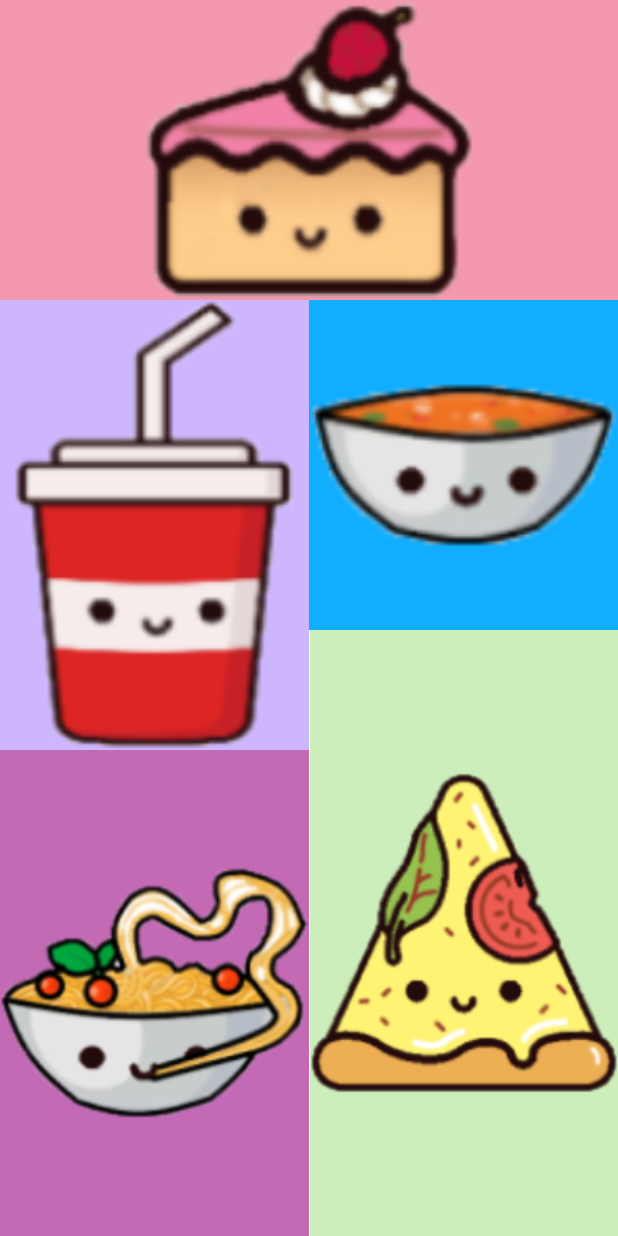
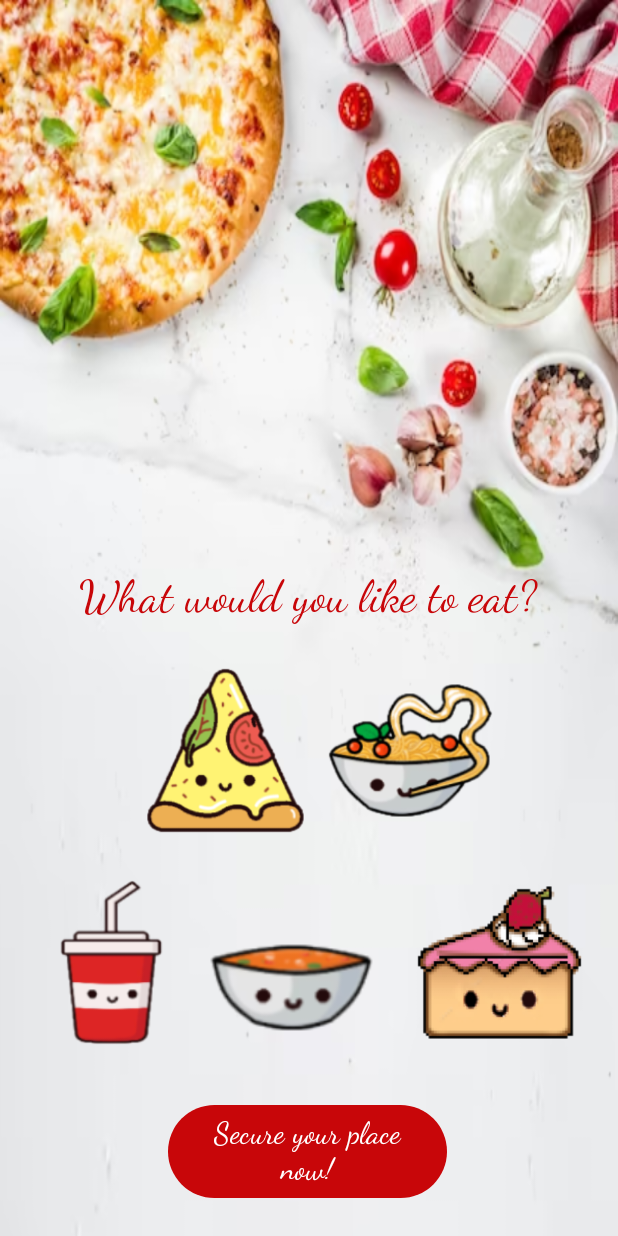
Before and after one commit to neta-r/PickMySeat, an Android app: the layout fragment_main_menu.xml on its own in the app's theme, with its tools: preview values and no code run, on a phone screen of 412 x 824 dp. Run offline under Robolectric (Android 15) with nearby library versions, the phone set to English and light mode, and no system bars.

Commit message:
change main page to menu

```diff
--- a/PizzaApp/app/src/main/AndroidManifest.xml
+++ b/PizzaApp/app/src/main/AndroidManifest.xml
@@ -13,7 +13,7 @@
         android:theme="@style/Theme.GambelingApp"
         tools:targetApi="31">
         <activity
-            android:name=".Reservation.MainActivity"
+            android:name=".menu.MenuActivity"
             android:exported="true">
             <intent-filter>
                 <action android:name="android.intent.action.MAIN" />
@@ -21,7 +21,7 @@
                 <category android:name="android.intent.category.LAUNCHER" />
             </intent-filter>
         </activity>
-        <activity android:name=".menu.MenuActivity" />
+        <activity android:name=".Reservation.MainActivity" />
     </application>
 
 </manifest>
--- a/PizzaApp/app/src/main/java/com/gambelingapp/Reservation/MainFragment.java
+++ /dev/null
@@ -1,47 +0,0 @@
-package com.gambelingapp.Reservation;
-
-import android.annotation.SuppressLint;
-import android.content.Intent;
-import android.os.Bundle;
-import android.view.View;
-import android.widget.Button;
-
-import androidx.annotation.NonNull;
-import androidx.annotation.Nullable;
-import androidx.fragment.app.Fragment;
-import androidx.navigation.Navigation;
-
-import com.gambelingapp.R;
-import com.gambelingapp.menu.MenuActivity;
-import com.gambelingapp.menu.pizza.pizzaMenuFragment;
-
-public class MainFragment extends Fragment{
-
-    Button PickSeats, Menu;
-    public MainFragment() {
-        super(R.layout.fragment_main);
-    }
-
-    @SuppressLint("MissingInflatedId")
-    @Override
-    public void onViewCreated(@NonNull View view, @Nullable Bundle savedInstanceState) {
-        super.onViewCreated(view, savedInstanceState);
-        PickSeats= (Button)view.findViewById(R.id.PickSeats);
-        Menu= view.findViewById(R.id.Menu);
-        PickSeats.setOnClickListener(new View.OnClickListener(){
-
-            @Override
-            public void onClick(View v) {
-                Navigation.findNavController(view).navigate(R.id.action_mainFragment_to_bookReservationFragment);
-            }
-        });
-        Menu.setOnClickListener(new View.OnClickListener() {
-            @Override
-            public void onClick(View v) {
-                Intent menuActivity = new Intent(requireContext(), MenuActivity.class);
-                startActivity(menuActivity);
-            }
-        });
-    }
-
-}
--- a/PizzaApp/app/src/main/java/com/gambelingapp/menu/MenuActivity.java
+++ b/PizzaApp/app/src/main/java/com/gambelingapp/menu/MenuActivity.java
@@ -1,6 +1,7 @@
 package com.gambelingapp.menu;
 
 import android.os.Bundle;
+import android.widget.ImageButton;
 
 import androidx.appcompat.app.AppCompatActivity;
 
--- a/PizzaApp/app/src/main/java/com/gambelingapp/menu/MenuFragment.java
+++ b/PizzaApp/app/src/main/java/com/gambelingapp/menu/MenuFragment.java
@@ -1,13 +1,18 @@
 package com.gambelingapp.menu;
 
+import android.content.Intent;
 import android.os.Bundle;
 import android.view.View;
+import android.widget.Button;
+import android.widget.ImageButton;
 
 import androidx.annotation.NonNull;
 import androidx.annotation.Nullable;
 import androidx.fragment.app.Fragment;
+import androidx.navigation.Navigation;
 
 import com.gambelingapp.R;
+import com.gambelingapp.Reservation.MainActivity;
 
 public class MenuFragment extends Fragment {
     public MenuFragment() {
@@ -16,5 +21,21 @@ public class MenuFragment extends Fragment {
 
     public void onViewCreated(@NonNull View view, @Nullable Bundle savedInstanceState) {
         super.onViewCreated(view, savedInstanceState);
+        Button seats = view.findViewById(R.id.Seats);
+        seats.setOnClickListener(new View.OnClickListener() {
+            @Override
+            public void onClick(View v) {
+                Intent i = new Intent(getContext(), MainActivity.class);
+                startActivity(i);
+            }
+        });
+        ImageButton pizza = view.findViewById(R.id.pizzaBtn);
+        pizza.setOnClickListener(new View.OnClickListener() {
+            @Override
+            public void onClick(View v) {
+                Navigation.findNavController(view).navigate(R.id.action_menuFragment_to_pizzaMenuFragment);
+            }
+        });
+
     }
 }
--- a/PizzaApp/app/src/main/res/layout/fragment_main_menu.xml
+++ b/PizzaApp/app/src/main/res/layout/fragment_main_menu.xml
@@ -1,72 +1,108 @@
-<?xml version="1.0" encoding="utf-8"?>
-<RelativeLayout xmlns:android="http://schemas.android.com/apk/res/android"
+<androidx.constraintlayout.widget.ConstraintLayout xmlns:android="http://schemas.android.com/apk/res/android"
     xmlns:app="http://schemas.android.com/apk/res-auto"
     xmlns:tools="http://schemas.android.com/tools"
     android:layout_width="match_parent"
-    android:layout_height="match_parent">
+    android:layout_height="match_parent"
+    android:background="@drawable/background">
 
-    <RelativeLayout
+    <ImageButton
+        android:id="@+id/dessertBtn"
+        android:layout_width="110sp"
+        android:layout_height="110sp"
+        android:background="#0000"
+        android:scaleType="fitCenter"
+        android:src="@drawable/dessert_menu_button"
+        app:layout_constraintBottom_toBottomOf="parent"
+        app:layout_constraintEnd_toEndOf="parent"
+        app:layout_constraintHorizontal_bias="0.92"
+        app:layout_constraintStart_toStartOf="parent"
+        app:layout_constraintTop_toTopOf="parent"
+        app:layout_constraintVertical_bias="0.822" />
+
+    <TextView
         android:layout_width="wrap_content"
         android:layout_height="wrap_content"
-        tools:ignore="MissingConstraints"
-        tools:layout_editor_absoluteX="0dp"
-        tools:layout_editor_absoluteY="0dp">
+        android:fontFamily="cursive"
+        android:text="What would you like to eat?"
+        android:textColor="#C80609"
+        android:textSize="30sp"
+        app:layout_constraintBottom_toBottomOf="parent"
+        app:layout_constraintEnd_toEndOf="parent"
+        app:layout_constraintHorizontal_bias="0.495"
+        app:layout_constraintStart_toStartOf="parent"
 
-        <ImageButton
-            android:id="@+id/dessertBtn"
-            android:layout_width="410dp"
-            android:layout_height="200dp"
-            android:layout_alignParentTop="true"
-            android:layout_alignParentEnd="true"
-            android:layout_alignParentStart="true"
-            android:background="#F498AD"
-            android:scaleType="fitCenter"
-            tools:srcCompat="@drawable/dessert_menu_button" />
+        app:layout_constraintTop_toTopOf="parent"
+        app:layout_constraintVertical_bias="0.482" />
 
-        <ImageButton
-            android:id="@+id/drinkBtn"
-            android:layout_below="@id/dessertBtn"
-            android:layout_width="206dp"
-            android:layout_height="300dp"
-            android:background="#ceb6ff"
-            android:scaleType="fitCenter"
-            android:layout_alignParentStart="true"
-            tools:srcCompat="@drawable/drink_menu_button" />
+    <ImageButton
+        android:id="@+id/pastaBtn"
+        android:layout_width="110sp"
+        android:layout_height="110sp"
+        android:background="#0000"
+        android:scaleType="fitCenter"
+        android:src="@drawable/pasta_menu_button"
+        app:layout_constraintBottom_toBottomOf="parent"
+        app:layout_constraintEnd_toEndOf="parent"
+        app:layout_constraintHorizontal_bias="0.724"
+        app:layout_constraintStart_toStartOf="parent"
+        app:layout_constraintTop_toTopOf="parent"
+        app:layout_constraintVertical_bias="0.624" />
 
-        <ImageButton
-            android:id="@+id/soupBtn"
-            android:layout_below="@id/dessertBtn"
-            android:layout_width="206dp"
-            android:layout_height="220dp"
-            android:background="#E0AF"
-            android:scaleType="fitCenter"
-            android:layout_alignParentEnd="true"
-            tools:srcCompat="@drawable/soup_menu_button" />
+    <ImageButton
+        android:id="@+id/pizzaBtn"
+        android:layout_width="110sp"
+        android:layout_height="110sp"
+        android:background="#0000"
+        android:scaleType="fitCenter"
+        android:src="@drawable/pizza_menu_button"
+        app:layout_constraintBottom_toBottomOf="parent"
+        app:layout_constraintEnd_toEndOf="parent"
+        app:layout_constraintHorizontal_bias="0.315"
+        app:layout_constraintStart_toStartOf="parent"
+        app:layout_constraintTop_toTopOf="parent"
+        app:layout_constraintVertical_bias="0.624" />
 
-        <ImageButton
-            android:id="@+id/pizzaBtn"
-            android:layout_width="205dp"
-            android:layout_height="300dp"
-            android:layout_below="@id/soupBtn"
-            android:layout_alignParentEnd="true"
-            android:background="#ceb"
-            android:scaleType="fitCenter"
-            android:layout_alignParentBottom="true"
+    <ImageButton
+        android:id="@+id/drinkBtn"
+        android:layout_width="110sp"
+        android:layout_height="110sp"
+        android:background="#0000"
+        android:scaleType="fitCenter"
+        android:src="@drawable/drink_menu_button"
+        app:layout_constraintBottom_toBottomOf="parent"
+        app:layout_constraintEnd_toEndOf="parent"
+        app:layout_constraintHorizontal_bias="0.063"
+        app:layout_constraintStart_toStartOf="parent"
+        app:layout_constraintTop_toTopOf="parent"
+        app:layout_constraintVertical_bias="0.822" />
 
-            tools:srcCompat="@drawable/pizza_menu_button" />
+    <Button
+        android:id="@+id/Seats"
+        android:layout_width="186dp"
+        android:layout_height="70dp"
+        android:fontFamily="cursive"
+        android:text="Secure your place now!"
+        android:textSize="20sp"
+        app:backgroundTint="#C80609"
+        app:layout_constraintBottom_toBottomOf="parent"
+        app:layout_constraintEnd_toEndOf="parent"
+        app:layout_constraintHorizontal_bias="0.497"
+        app:layout_constraintStart_toStartOf="parent"
+        app:layout_constraintTop_toTopOf="parent"
+        app:layout_constraintVertical_bias="0.972" />
 
-        <ImageButton
-            android:id="@+id/pastaBtn"
-            android:layout_width="206dp"
-            android:layout_height="220dp"
-            android:layout_alignParentBottom="true"
-            android:layout_below="@id/drinkBtn"
-            android:layout_alignParentStart="true"
-            android:background="#DB5A"
-            android:scaleType="fitCenter"
-            tools:srcCompat="@drawable/pasta_menu_button" />
+    <ImageButton
+        android:id="@+id/soupBtn"
+        android:layout_width="110sp"
+        android:layout_height="110sp"
+        android:background="#0000"
+        android:scaleType="fitCenter"
+        android:src="@drawable/soup_menu_button"
+        app:layout_constraintBottom_toBottomOf="parent"
+        app:layout_constraintEnd_toEndOf="parent"
+        app:layout_constraintHorizontal_bias="0.461"
+        app:layout_constraintStart_toStartOf="parent"
+        app:layout_constraintTop_toTopOf="parent"
+        app:layout_constraintVertical_bias="0.845" />
 
-    </RelativeLayout>
-
-
-</RelativeLayout>
+</androidx.constraintlayout.widget.ConstraintLayout>
--- a/PizzaApp/app/src/main/res/navigation/main_nav.xml
+++ b/PizzaApp/app/src/main/res/navigation/main_nav.xml
@@ -3,7 +3,7 @@
     xmlns:app="http://schemas.android.com/apk/res-auto"
     xmlns:tools="http://schemas.android.com/tools"
     android:id="@+id/main_nav"
-    app:startDestination="@id/mainFragment">
+    app:startDestination="@id/bookReservationFragment">
     <fragment
         android:id="@+id/pickSeatsFragment"
         android:name="com.gambelingapp.Reservation.PickSeatsFragment"
@@ -28,14 +28,6 @@
         android:name="com.gambelingapp.Reservation.ReservationSuccessFragment"
         android:label="ReservationSuccessFragment" />
     <fragment
-        android:id="@+id/mainFragment"
-        android:name="com.gambelingapp.Reservation.MainFragment"
-        android:label="MainFragment" >
-        <action
-            android:id="@+id/action_mainFragment_to_bookReservationFragment"
-            app:destination="@id/bookReservationFragment" />
-    </fragment>
-    <fragment
         android:id="@+id/fragment_reservation_falied"
         android:name="com.gambelingapp.Reservation.ReservationFailedFragment"
         android:label="fragment_reservation_falied"
```
Also changed, not shown: PizzaApp/app/src/main/res/drawable/dessert_menu_button.png.
